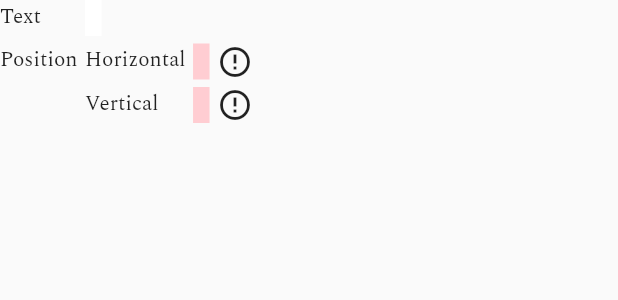
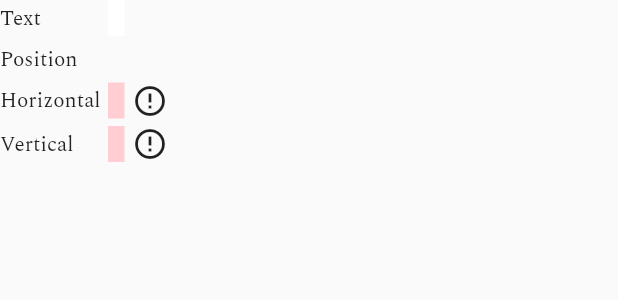
Before and after one commit to aatack/blooming-seasons-gardens, a Flutter app: the LabelEditor widget shown alone on an empty page, opened directly with empty values, on a phone screen of 412 x 824 dp. Shown: the top 300 px of the screen. Run offline on Flutter 3.47's test engine with Material 2 defaults, Android fonts, the phone set to English and light mode, and no system bars; our stand-ins replace flutter_bloc; network calls fail.

Commit message:
Specify point inputs as layout rows

```diff
--- a/flutter-app/blooming_seasons_design_studio/lib/widgets/inputs/elements/label.dart
+++ b/flutter-app/blooming_seasons_design_studio/lib/widgets/inputs/elements/label.dart
@@ -34,12 +34,10 @@ class LabelEditor extends StatelessWidget {
             },
           ),
         ),
-        FormLayoutItem(
-          label: const Text("Position"),
-          child: PointInput(
-            point: position,
-            onChange: setPosition,
-          ),
+        ...pointInput(
+          label: "Position",
+          point: position,
+          setPoint: setPosition,
         ),
       ],
     );
--- a/flutter-app/blooming_seasons_design_studio/lib/widgets/inputs/form_layout.dart
+++ b/flutter-app/blooming_seasons_design_studio/lib/widgets/inputs/form_layout.dart
@@ -35,7 +35,7 @@ class FormLayout extends StatelessWidget {
         1: IntrinsicColumnWidth(),
         2: FlexColumnWidth()
       },
-      defaultVerticalAlignment: TableCellVerticalAlignment.top,
+      defaultVerticalAlignment: TableCellVerticalAlignment.middle,
       children: intersperse(
         children
             .map(
--- a/flutter-app/blooming_seasons_design_studio/lib/widgets/inputs/point.dart
+++ b/flutter-app/blooming_seasons_design_studio/lib/widgets/inputs/point.dart
@@ -36,3 +36,31 @@ class PointInput extends StatelessWidget {
     );
   }
 }
+
+List<FormLayoutItem> pointInput({
+  String? label,
+  required Point point,
+  required void Function(Point, bool) setPoint,
+}) {
+  return [
+    if (label != null) FormLayoutItem(label: Text(label)),
+    FormLayoutItem(
+      label: const Text("Horizontal"),
+      child: validatedTextInput(
+        point.x,
+        (newValue, transient) {
+          setPoint(Point(point.x.set(newValue), point.y), transient);
+        },
+      ),
+    ),
+    FormLayoutItem(
+      label: const Text("Vertical"),
+      child: validatedTextInput(
+        point.y,
+        (newValue, transient) {
+          setPoint(Point(point.x, point.y.set(newValue)), transient);
+        },
+      ),
+    )
+  ];
+}
```
